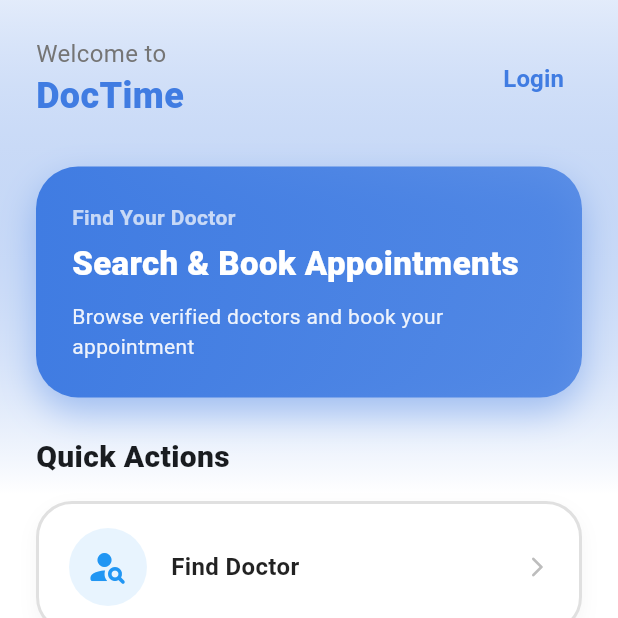
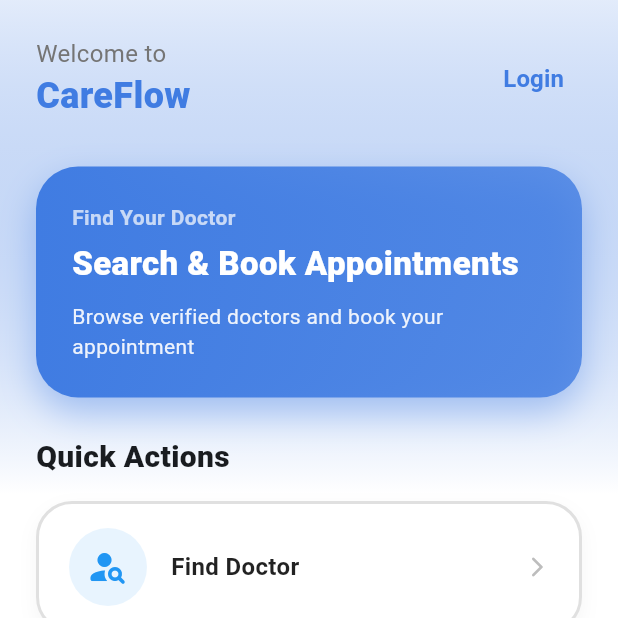
Before and after one commit to q-3amr/DocTime-App, a Flutter app: the screen it shows after launch, on a phone screen of 412 x 824 dp, the top half of it. Run offline on Flutter 3.47's test engine with Material 3 defaults, Android fonts, the phone set to English and light mode, and no system bars; our stand-ins replace cloud_firestore, firebase_auth, firebase_core, firebase_messaging, flutter_dotenv, flutter_local_notifications and 4 more; accounts and stored records are empty.

Commit message:
change the name from doctime to CareFlow

```diff
--- a/doctime/lib/main.dart
+++ b/doctime/lib/main.dart
@@ -114,7 +114,7 @@ class MyApp extends StatelessWidget {
   Widget build(BuildContext context) {
     return MaterialApp(
       debugShowCheckedModeBanner: false,
-      title: 'DocTime',
+      title: 'CareFlow',
       theme: ThemeData(
         useMaterial3: true,
         colorScheme: ColorScheme.fromSeed(seedColor: Colors.blue),
--- a/doctime/lib/screens/guest/guest_home_screen.dart
+++ b/doctime/lib/screens/guest/guest_home_screen.dart
@@ -43,7 +43,7 @@ class GuestHomeScreen extends StatelessWidget {
                             ),
                           ),
                           Text(
-                            "DocTime",
+                            "CareFlow",
                             style: TextStyle(
                               fontSize: 24,
                               fontWeight: FontWeight.w900,
@@ -72,9 +72,7 @@ class GuestHomeScreen extends StatelessWidget {
                       ),
                     ],
                   ),
-
                   const SizedBox(height: 30),
-
                   Container(
                     width: double.infinity,
                     padding: const EdgeInsets.all(24),
@@ -122,14 +120,12 @@ class GuestHomeScreen extends StatelessWidget {
                       ],
                     ),
                   ),
-
                   const SizedBox(height: 25),
                   const Text(
                     "Quick Actions",
                     style: TextStyle(fontSize: 20, fontWeight: FontWeight.w800),
                   ),
                   const SizedBox(height: 15),
-
                   Expanded(
                     child: ListView(
                       children: [
@@ -157,7 +153,7 @@ class GuestHomeScreen extends StatelessWidget {
                             ScaffoldMessenger.of(context).showSnackBar(
                               const SnackBar(
                                 content: Text(
-                                  "DocTime - Your Medical Appointment App",
+                                  "CareFlow - Your Medical Appointment App",
                                 ),
                               ),
                             );
@@ -166,7 +162,6 @@ class GuestHomeScreen extends StatelessWidget {
                       ],
                     ),
                   ),
-
                 ],
               ),
             ),
@@ -220,7 +215,8 @@ class GuestHomeScreen extends StatelessWidget {
                 ),
               ),
             ),
-            Icon(Icons.arrow_forward_ios_rounded, color: Colors.grey.shade400, size: 16),
+            Icon(Icons.arrow_forward_ios_rounded,
+                color: Colors.grey.shade400, size: 16),
           ],
         ),
       ),
--- a/doctime/lib/services/ai_service.dart
+++ b/doctime/lib/services/ai_service.dart
@@ -116,7 +116,7 @@ class AiService {
     _chatHistory.add({
       "role": "system",
       "content":
-          """You are an advanced medical triage and booking AI Agent for the DocTime app.
+          """You are an advanced medical triage and booking AI Agent for the CareFlow app.
 You have access to tools to search for doctors, check schedules, and manage appointments.
 
 IMPORTANT RULE: When you are NOT calling a tool (e.g., when asking triage questions, giving advice, or chatting with the user), you MUST respond ONLY in valid JSON format exactly like this:
```
Also changed, not shown: 1 other file.
